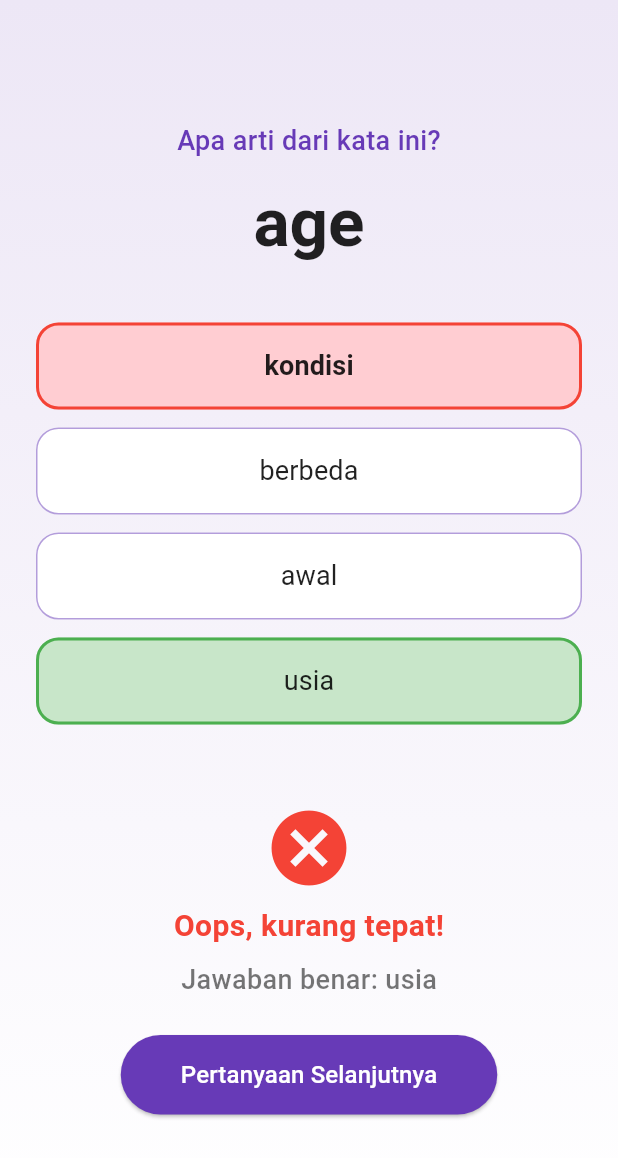
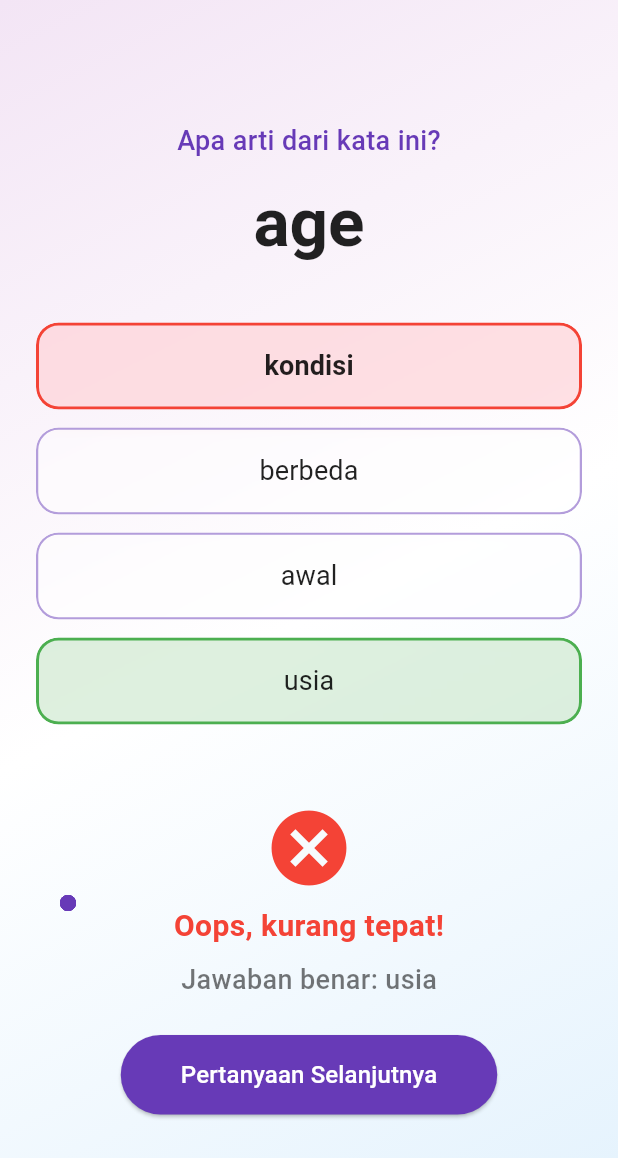
Before and after one commit to Gansputra/FluentId, a Flutter app: the screen it shows after launch, after a tap on "kondisi", on a phone screen of 412 x 824 dp. Shown: the top 1158 px of the screen. Run offline on Flutter 3.47's test engine with Material 3 defaults, Android fonts, the light colour scheme and no system bars.

Commit message:
menambah background partikel interaktif dan UI glassmorphism

```diff
--- a/lib/screens/home_screen.dart
+++ b/lib/screens/home_screen.dart
@@ -1,7 +1,9 @@
 import 'dart:math';
+import 'dart:ui';
 import 'package:flutter/material.dart';
 import '../models/vocab.dart';
 import '../services/vocab_service.dart';
+import '../widgets/interactive_particle_background.dart';
 
 class HomeScreen extends StatefulWidget {
   const HomeScreen({super.key});
@@ -67,14 +69,7 @@ class _HomeScreenState extends State<HomeScreen> {
   @override
   Widget build(BuildContext context) {
     return Scaffold(
-      body: Container(
-        decoration: BoxDecoration(
-          gradient: LinearGradient(
-            begin: Alignment.topCenter,
-            end: Alignment.bottomCenter,
-            colors: [Colors.deepPurple.shade50, Colors.white],
-          ),
-        ),
+      body: InteractiveParticleBackground(
         child: FutureBuilder<List<Vocab>>(
           future: _vocabFuture,
           builder: (context, snapshot) {
@@ -166,12 +161,12 @@ class _HomeScreenState extends State<HomeScreen> {
     bool isSelected = _selectedOption == option;
     bool isCorrectOption = option == _currentVocab?.meaning;
 
-    Color buttonColor = Colors.white;
+    Color buttonColor = Colors.white.withOpacity(0.4);
     if (_selectedOption != null) {
       if (isCorrectOption) {
-        buttonColor = Colors.green.shade100;
+        buttonColor = Colors.green.shade100.withOpacity(0.6);
       } else if (isSelected) {
-        buttonColor = Colors.red.shade100;
+        buttonColor = Colors.red.shade100.withOpacity(0.6);
       }
     }
 
@@ -179,6 +174,10 @@ class _HomeScreenState extends State<HomeScreen> {
       padding: const EdgeInsets.only(bottom: 12.0),
       child: SizedBox(
         width: double.infinity,
+        child: ClipRRect(
+          borderRadius: BorderRadius.circular(15),
+          child: BackdropFilter(
+            filter: ImageFilter.blur(sigmaX: 8, sigmaY: 8),
             child: OutlinedButton(
               onPressed: () => _checkAnswer(option),
               style: OutlinedButton.styleFrom(
@@ -188,7 +187,7 @@ class _HomeScreenState extends State<HomeScreen> {
                   color: isSelected
                       ? (_isCorrect! ? Colors.green : Colors.red)
                       : (_selectedOption != null && isCorrectOption ? Colors.green : Colors.deepPurple.shade200),
-              width: isSelected || (_selectedOption != null && isCorrectOption) ? 2 : 1,
+                  width: isSelected || (_selectedOption != null && isCorrectOption) ? 2 : 1.5,
                 ),
                 shape: RoundedRectangleBorder(borderRadius: BorderRadius.circular(15)),
               ),
@@ -202,6 +201,8 @@ class _HomeScreenState extends State<HomeScreen> {
               ),
             ),
           ),
+        ),
+      ),
     );
   }
 }
--- /dev/null
+++ b/lib/widgets/interactive_particle_background.dart
@@ -0,0 +1,177 @@
+import 'dart:math';
+import 'package:flutter/material.dart';
+
+class InteractiveParticleBackground extends StatefulWidget {
+  final Widget child;
+  const InteractiveParticleBackground({super.key, required this.child});
+
+  @override
+  State<InteractiveParticleBackground> createState() => _InteractiveParticleBackgroundState();
+}
+
+class _InteractiveParticleBackgroundState extends State<InteractiveParticleBackground>
+    with SingleTickerProviderStateMixin {
+  late AnimationController _controller;
+  List<Particle> particles = [];
+  final int numberOfParticles = 40;
+  Offset? _tapPosition;
+
+  @override
+  void initState() {
+    super.initState();
+    _controller = AnimationController(
+      vsync: this,
+      duration: const Duration(seconds: 10),
+    )..repeat();
+
+    // Initialize particles
+    for (int i = 0; i < numberOfParticles; i++) {
+      particles.add(Particle());
+    }
+  }
+
+  @override
+  void dispose() {
+    _controller.dispose();
+    super.dispose();
+  }
+
+  @override
+  Widget build(BuildContext context) {
+    return Stack(
+      children: [
+        // The Background Gradient + Particles
+        Positioned.fill(
+          child: Container(
+            decoration: BoxDecoration(
+              gradient: LinearGradient(
+                begin: Alignment.topLeft,
+                end: Alignment.bottomRight,
+                colors: [
+                  const Color(0xFFF3E5F5), // Very light purple
+                  Colors.white,
+                  const Color(0xFFE3F2FD), // Very light blue
+                ],
+              ),
+            ),
+          ),
+        ),
+        Positioned.fill(
+          child: Listener(
+            onPointerDown: (event) => setState(() => _tapPosition = event.localPosition),
+            onPointerMove: (event) => setState(() => _tapPosition = event.localPosition),
+            onPointerUp: (event) => setState(() => _tapPosition = null),
+            onPointerCancel: (event) => setState(() => _tapPosition = null),
+            child: AnimatedBuilder(
+              animation: _controller,
+              builder: (context, child) {
+                return CustomPaint(
+                  painter: ParticlePainter(
+                    particles: particles,
+                    tapPosition: _tapPosition,
+                  ),
+                );
+              },
+            ),
+          ),
+        ),
+        // The actual content
+        IgnorePointer(
+          ignoring: false, // Ensure content is interactable
+          child: widget.child,
+        ),
+      ],
+    );
+  }
+}
+
+class Particle {
+  late double x;
+  late double y;
+  late double vx;
+  late double vy;
+  late double size;
+  late double opacity;
+
+  Particle() {
+    reset();
+  }
+
+  void reset() {
+    final random = Random();
+    x = random.nextDouble();
+    y = random.nextDouble();
+    vx = (random.nextDouble() - 0.5) * 0.001;
+    vy = (random.nextDouble() - 0.5) * 0.001;
+    size = random.nextDouble() * 4 + 2;
+    opacity = random.nextDouble() * 0.5 + 0.2;
+  }
+
+  void update(Offset? tapPosition, Size screenSize) {
+    x += vx;
+    y += vy;
+
+    // Bounce off edges
+    if (x < 0 || x > 1) vx *= -1;
+    if (y < 0 || y > 1) vy *= -1;
+
+    // Interaction with tap
+    if (tapPosition != null) {
+      double dx = (tapPosition.dx / screenSize.width) - x;
+      double dy = (tapPosition.dy / screenSize.height) - y;
+      double distance = sqrt(dx * dx + dy * dy);
+
+      if (distance < 0.2) {
+        // Repel from touch
+        x -= dx * 0.01;
+        y -= dy * 0.01;
+      }
+    }
+  }
+}
+
+class ParticlePainter extends CustomPainter {
+  final List<Particle> particles;
+  final Offset? tapPosition;
+
+  ParticlePainter({required this.particles, this.tapPosition});
+
+  @override
+  void paint(Canvas canvas, Size size) {
+    final paint = Paint()..style = PaintingStyle.fill;
+    final linePaint = Paint()
+      ..strokeWidth = 1.0
+      ..style = PaintingStyle.stroke;
+
+    for (int i = 0; i < particles.length; i++) {
+      var p = particles[i];
+      p.update(tapPosition, size);
+
+      double px = p.x * size.width;
+      double py = p.y * size.height;
+
+      // Draw particle
+      paint.color = Colors.deepPurple.withOpacity(p.opacity);
+      canvas.drawCircle(Offset(px, py), p.size, paint);
+
+      // Draw lines between nearby particles
+      for (int j = i + 1; j < particles.length; j++) {
+        var p2 = particles[j];
+        double p2x = p2.x * size.width;
+        double p2y = p2.y * size.height;
+
+        double dx = px - p2x;
+        double dy = py - p2y;
+        double distance = sqrt(dx * dx + dy * dy);
+
+        if (distance < 100) {
+          linePaint.color = Colors.deepPurple.withOpacity(0.15 * (1 - distance / 100));
+          canvas.drawLine(Offset(px, py), Offset(p2x, p2y), linePaint);
+        }
+      }
+    }
+  }
+
+  @override
+  bool shouldRepaint(covariant CustomPainter oldDelegate) => true;
+}
```
Lines whose indentation alone changed are shown as unchanged.
